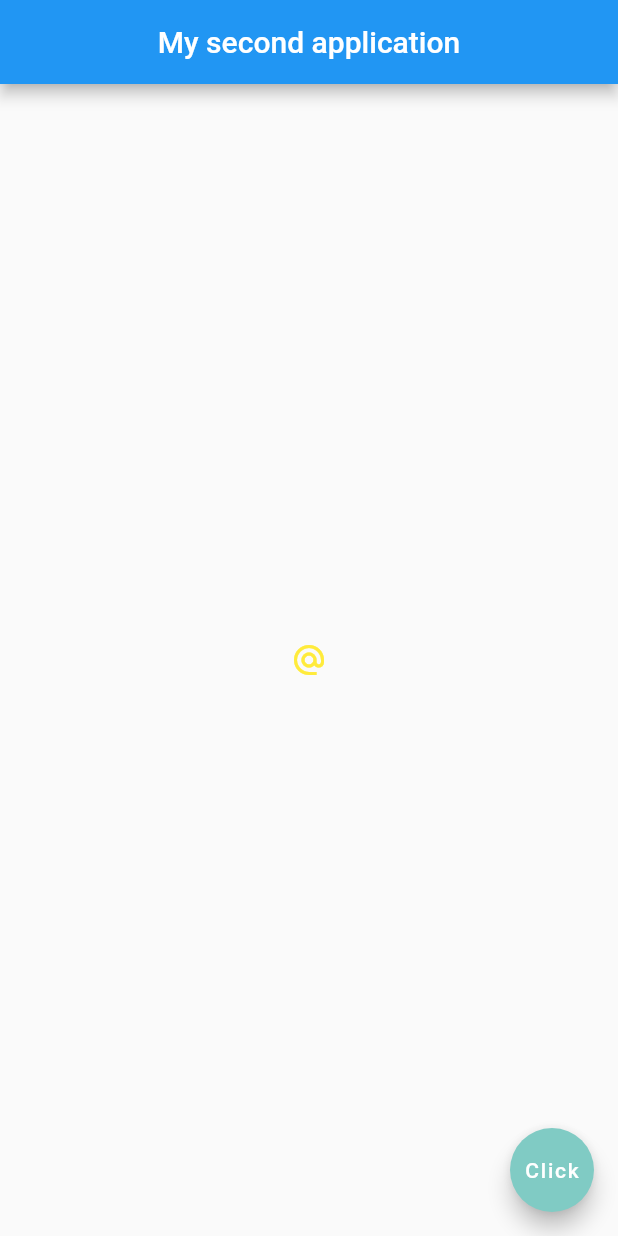
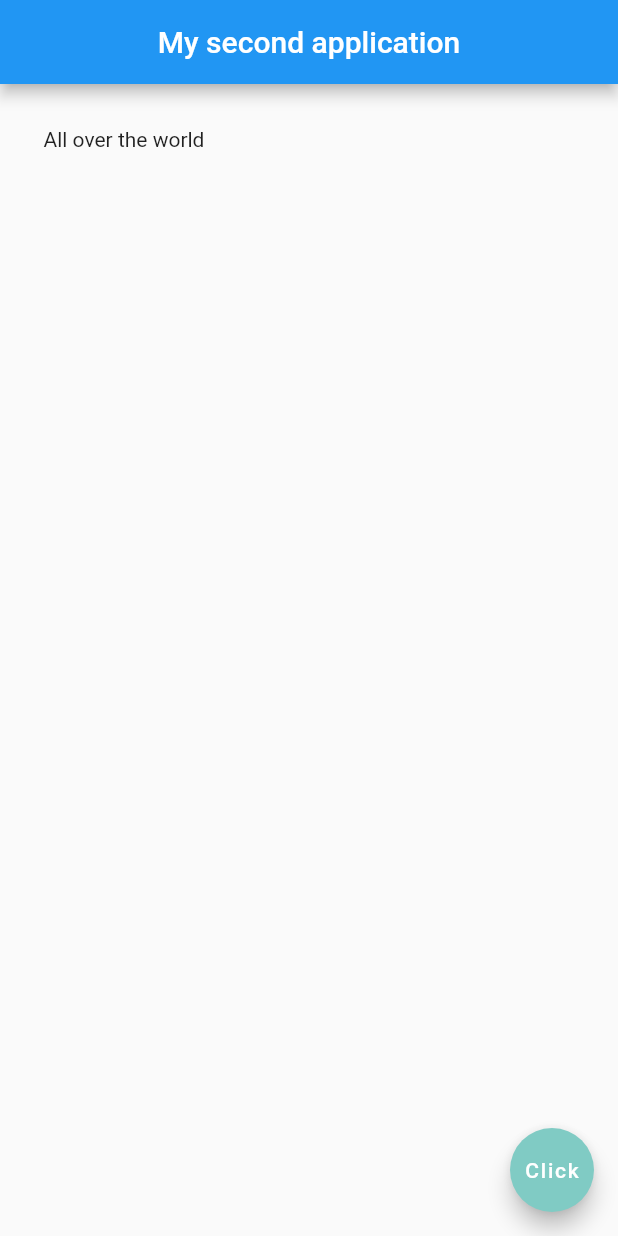
Before and after one commit to chirambaht/Flutter-Example-World-Time-App, a Flutter app: the screen it shows after launch, on a phone screen of 412 x 824 dp. Run offline on Flutter 3.47's test engine with Material 2 defaults, Android fonts, the phone set to English and light mode, and no system bars.

Commit message:
Margins and padding done

```diff
--- a/lib/main.dart
+++ b/lib/main.dart
@@ -14,11 +14,10 @@ class Home extends StatelessWidget {
         title: Text('My second application'),
         centerTitle: true,
       ),
-      body: Center(
-          child: IconButton(
-              onPressed: () {},
-              icon: Icon(Icons.alternate_email),
-              color: Colors.yellow)),
+      body: Padding(
+        child: Text('All over the world'),
+        padding: EdgeInsets.all(29.0),
+      ),
       floatingActionButton: FloatingActionButton(
         child: Text('Click'),
         onPressed: () {},
```
